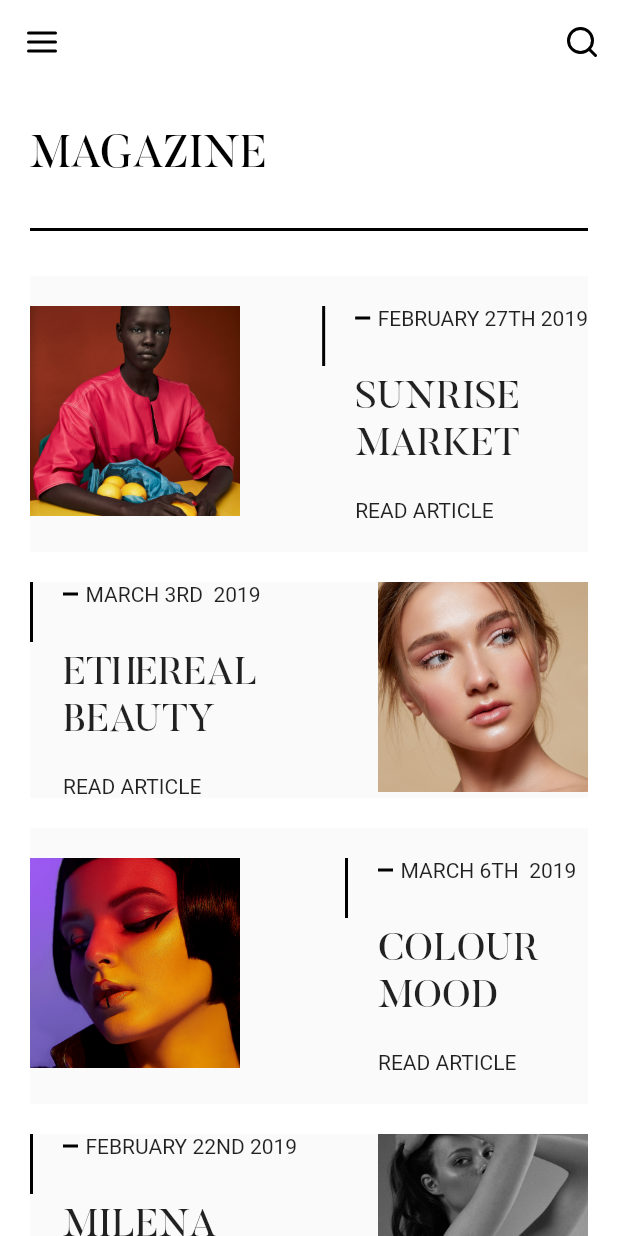
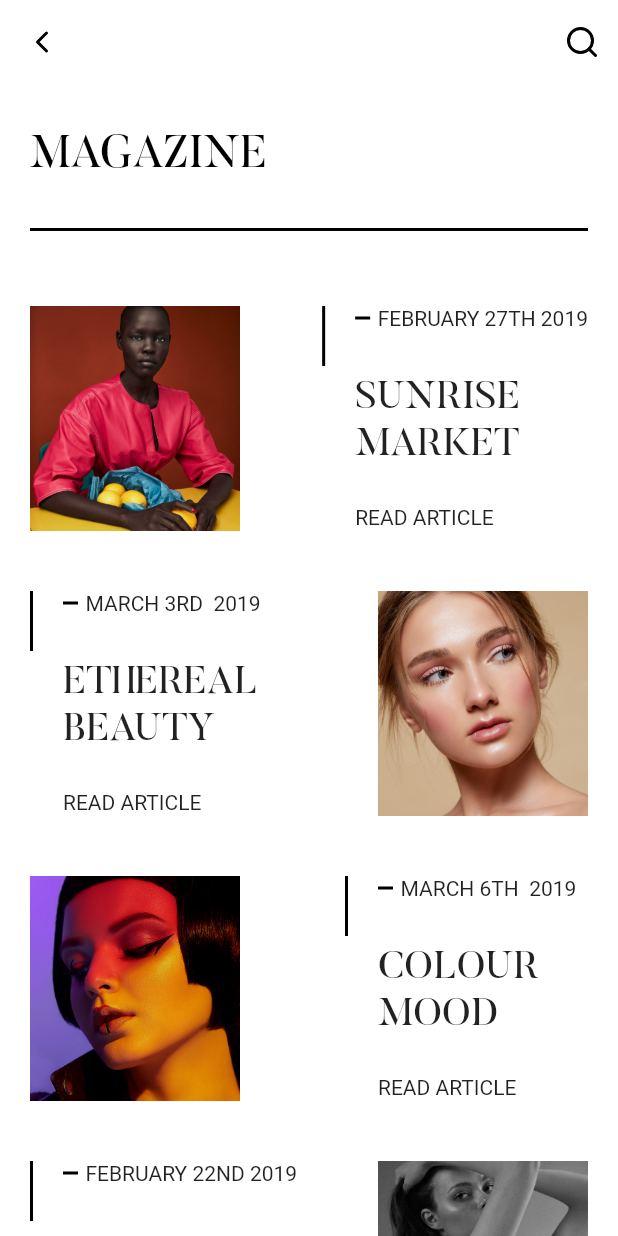
Before and after one commit to pacifio/flutter_apps, a Flutter app: the ListArticles screen opened directly, on a phone screen of 412 x 824 dp. Run offline on Flutter 3.47's test engine with Material 2 defaults, Android fonts, the phone set to English and light mode, and no system bars; our stand-ins replace bubble_tab_indicator, cached_network_image, feather_icons_flutter, flutter_spinkit, gradient_app_bar, shared_preferences; missing offline and left inert: rect_getter, route_transitions; accounts and stored records are empty.

Commit message:
added a new app

```diff
--- a/magazine_app/lib/pages/list_articles.dart
+++ b/magazine_app/lib/pages/list_articles.dart
@@ -15,14 +15,17 @@ class _ListArticlesState extends State<ListArticles> {
     return Scaffold(
       backgroundColor: Colors.white,
       appBar: AppBar(
+        brightness: Brightness.dark,
         elevation: 0.0,
         backgroundColor: Colors.white,
         leading: IconButton(
           icon: Icon(
-            FeatherIcons.menu,
+            FeatherIcons.chevronLeft,
             color: Colors.black,
           ),
-          onPressed: () {},
+          onPressed: () {
+            Navigator.of(context).pop();
+          },
         ),
         actions: <Widget>[
           IconButton(
--- a/magazine_app/lib/pages/single_article.dart
+++ b/magazine_app/lib/pages/single_article.dart
@@ -175,7 +175,9 @@ class _SingleArticleState extends State<SingleArticle>
               ),
             ),
           ),
-          CustomAppBar()
+          CustomAppBar(
+            popBack: true,
+          )
         ],
       ),
     );
--- a/magazine_app/lib/widgets/list_card.dart
+++ b/magazine_app/lib/widgets/list_card.dart
@@ -13,7 +13,9 @@ class ListCard extends StatelessWidget {
   Widget build(BuildContext context) {
     if (!inverted) {
       return Material(
+        color: Colors.white,
         child: Container(
+          color: Colors.white,
           margin: EdgeInsets.symmetric(vertical: 20),
           child: Row(
             crossAxisAlignment: CrossAxisAlignment.start,
@@ -21,7 +23,7 @@ class ListCard extends StatelessWidget {
             children: <Widget>[
               Image(
                 image: AssetImage("images/$image"),
-                height: 140,
+                height: 150,
                 fit: BoxFit.cover,
                 width: 140,
               ),
@@ -67,7 +69,7 @@ class ListCard extends StatelessWidget {
                         ),
                       ),
                       SizedBox(
-                        height: 20,
+                        height: 25,
                       ),
                       Text("read article".toUpperCase())
                     ],
@@ -79,11 +81,12 @@ class ListCard extends StatelessWidget {
         ),
       );
     } else {
-      return Container(
+      return Material(
+        color: Colors.white,
+        elevation: 0.0,
+        child: Container(
+          color: Colors.white,
           margin: EdgeInsets.symmetric(vertical: 20),
-        child: Material(
-          child: Hero(
-            tag: image,
           child: Row(
             crossAxisAlignment: CrossAxisAlignment.start,
             mainAxisAlignment: MainAxisAlignment.spaceBetween,
@@ -125,13 +128,12 @@ class ListCard extends StatelessWidget {
                         width: 140,
                         child: Text(
                           title.toUpperCase().trim(),
-                            style:
-                                TextStyle(fontFamily: "Butler", fontSize: 26),
+                          style: TextStyle(fontFamily: "Butler", fontSize: 26),
                           textAlign: TextAlign.left,
                         ),
                       ),
                       SizedBox(
-                          height: 20,
+                        height: 25,
                       ),
                       Text("read article".toUpperCase())
                     ],
@@ -140,14 +142,13 @@ class ListCard extends StatelessWidget {
               ),
               Image(
                 image: AssetImage("images/$image"),
-                  height: 140,
+                height: 150,
                 fit: BoxFit.cover,
                 width: 140,
               ),
             ],
           ),
         ),
-        ),
       );
     }
   }
```
Also changed, not shown: magazine_app/lib/widgets/custom_appbar.dart (+16 -4 lines), 4 other files. Lines whose indentation alone changed are shown as unchanged.
